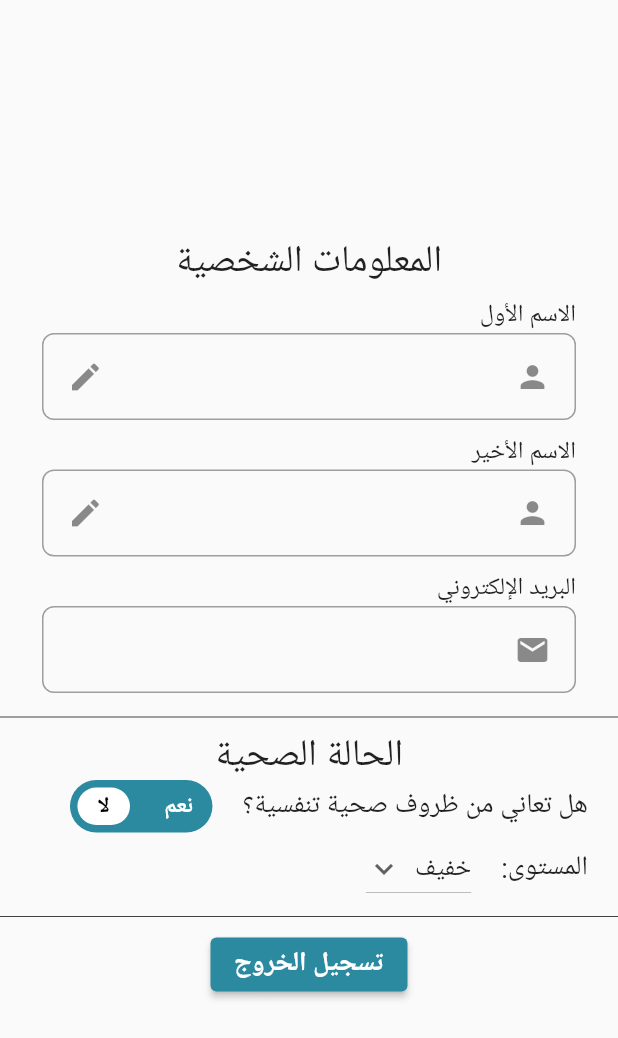
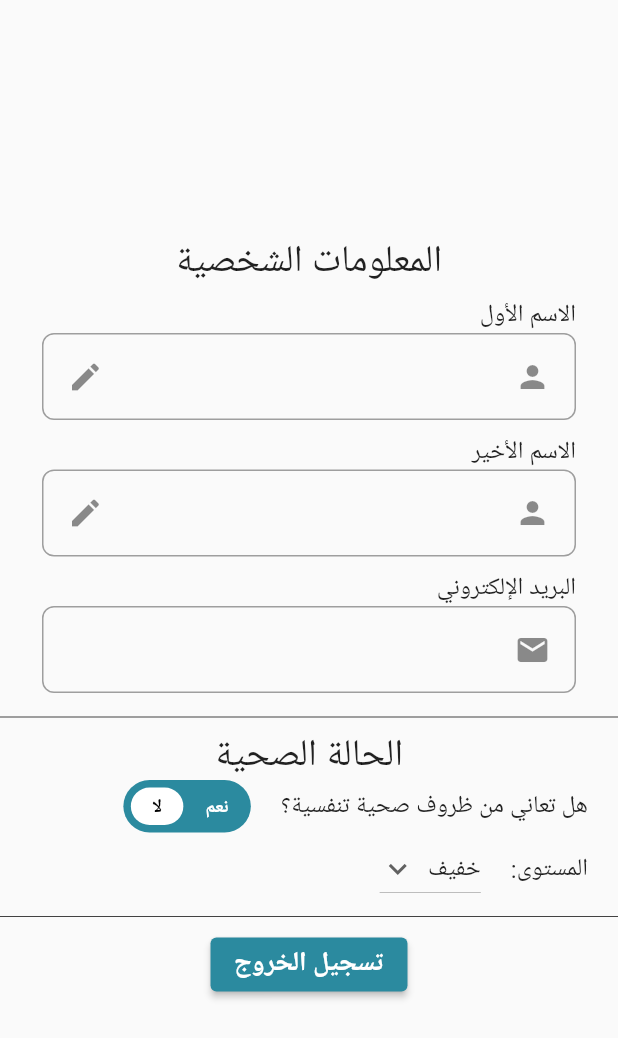
Before and after one commit to Nourahhh/2023-GP1-04, a Flutter app: what profilePage() shows on an empty page, opened directly, on a phone screen of 412 x 824 dp. Shown: the top 1038 px of the screen. Run offline on Flutter 3.47's test engine with Material 2 defaults, Android fonts, the phone set to English and light mode, and no system bars; our stand-ins replace awesome_dialog, awesome_notifications, cloud_firestore, connectivity_plus, firebase_auth, firebase_core and 4 more; accounts and stored records are empty; network calls fail.

Commit message:
edit health status UI

```diff
--- a/lib/screens/profile_screen.dart
+++ b/lib/screens/profile_screen.dart
@@ -148,7 +148,8 @@ class _profilePageState extends State<profilePage> {
                                   ),
                                   TextButton(
                                     onPressed: () {
-    if (newValue1 != null && newValue1.isNotEmpty) {
+                                      if (newValue1 != null &&
+                                          newValue1.isNotEmpty) {
                                         updateFirstName(newValue1);
                                       }
                                       Navigator.of(context).pop();
@@ -158,7 +159,6 @@ class _profilePageState extends State<profilePage> {
                                       style: TextStyle(color: Colors.blue),
                                     ),
                                   ),
-
                                 ],
                               ),
                             );
@@ -293,7 +293,7 @@ class _profilePageState extends State<profilePage> {
                 child: Text(
                   'هل تعاني من ظروف صحية تنفسية؟',
                   style: TextStyle(
-                    fontSize: 18,
+                    fontSize: 16,
                   ),
                 ),
               ),
@@ -338,7 +338,7 @@ class _profilePageState extends State<profilePage> {
                   });
                 },
                 child: Container(
-                  width: 95,
+                  width: 85,
                   decoration: BoxDecoration(
                       borderRadius: BorderRadius.circular(30),
                       color: Color.fromARGB(255, 43, 138, 159)),
@@ -360,7 +360,9 @@ class _profilePageState extends State<profilePage> {
                             'نعم',
                             style: TextStyle(
                               fontWeight: FontWeight.bold,
-                                color: val ? Colors.black : Colors.white),
+                              fontSize: 12,
+                              color: val ? Colors.black : Colors.white,
+                            ),
                           )),
                         ),
                         Container(
@@ -376,6 +378,7 @@ class _profilePageState extends State<profilePage> {
                             'لا',
                             style: TextStyle(
                                 fontWeight: FontWeight.bold,
+                                fontSize: 12,
                                 color: val ? Colors.white : Colors.black),
                           )),
                         ),
@@ -394,7 +397,7 @@ class _profilePageState extends State<profilePage> {
                 child: Text(
                   'المستوى:',
                   style: TextStyle(
-                    fontSize: 18,
+                    fontSize: 16,
                   ),
                 ),
               ),
@@ -410,7 +413,12 @@ class _profilePageState extends State<profilePage> {
                 items: items.map((String items) {
                   return DropdownMenuItem(
                     value: items,
-                    child: Text(items),
+                    child: Text(
+                      items,
+                      style: TextStyle(
+                        fontSize: 16,
+                      ),
+                    ),
                   );
                 }).toList(),
                 // After selecting the desired option,it will
@@ -424,8 +432,6 @@ class _profilePageState extends State<profilePage> {
               ),
             ],
           ),
-
-
           Divider(
             color: Colors.grey[800], // Set the color to dark gray
           ),
```
Lines whose indentation alone changed are shown as unchanged.
